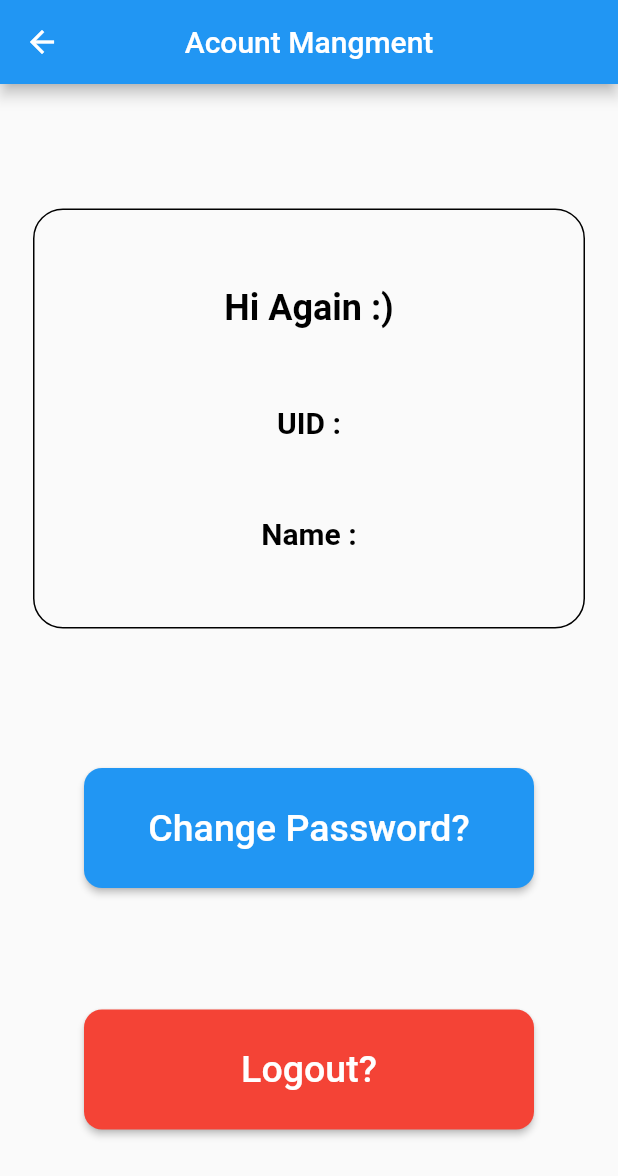
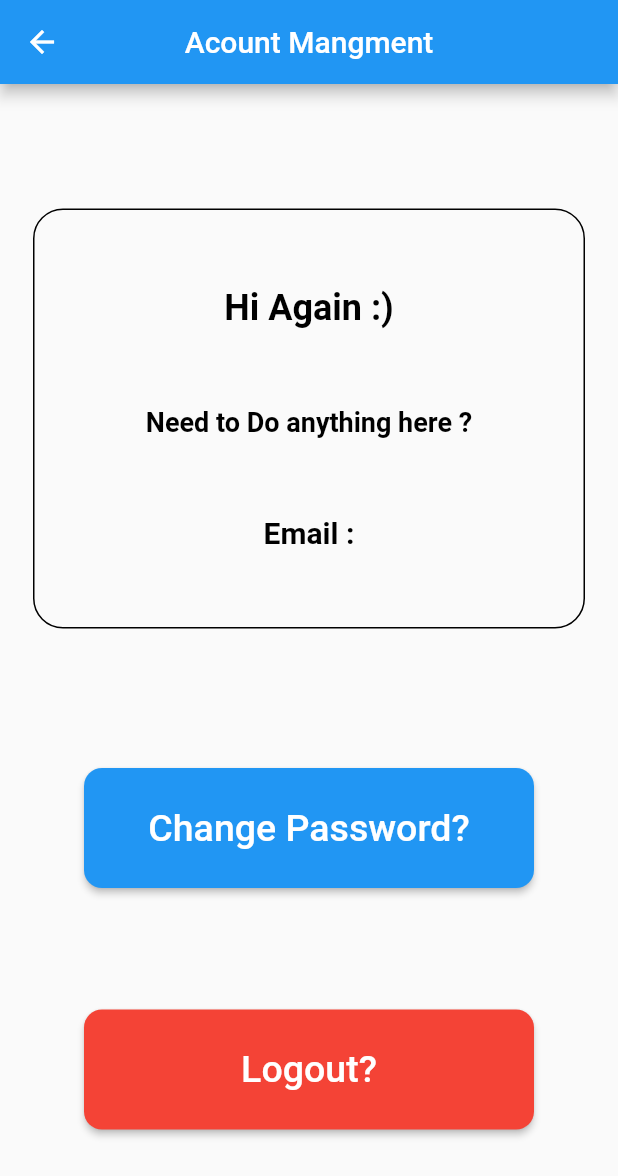
Before and after one commit to Al-Dos024/Restaurant_Project, a Flutter app: the UserAcountScreen screen opened directly, on a phone screen of 412 x 824 dp. Shown: the top 1176 px of the screen. Run offline on Flutter 3.47's test engine with Material 2 defaults, Android fonts, the phone set to English and light mode, and no system bars; our stand-ins replace cloud_firestore, firebase_auth, firebase_core, smooth_page_indicator; missing offline and left inert: awesome_icons; accounts and stored records are empty.

Commit message:
Add Snackbar to login and register

```diff
--- a/lib/2-Loginscreen.dart
+++ b/lib/2-Loginscreen.dart
@@ -141,6 +141,9 @@ class _LoginscreenState extends State<LoginScreen> {
                           );
                         }).catchError(
                           (Error) {
+                            ScaffoldMessenger.of(context).showSnackBar(SnackBar(
+                                content: Text(
+                                    "The Email or password not matching, Try again")));
                             print(Error.toString());
                             print(
                                 "---------------------Failed------------------");
--- a/lib/3-RegistarScreen.dart
+++ b/lib/3-RegistarScreen.dart
@@ -3,6 +3,8 @@
 import 'package:cloud_firestore/cloud_firestore.dart';
 import 'package:firebase_auth/firebase_auth.dart';
 import 'package:flutter/material.dart';
+
+import '4-ButtomNavBar/Layout.dart';
 
 bool showpassword = true;
 
@@ -156,6 +158,7 @@ class _Registar_screenState extends State<RegistarScreen> {
                   child: MaterialButton(
                     onPressed: () async {
                       final user = User(
+                          email: emailcontrollor.text,
                           name: namecontrollor.text,
                           age: int.parse(agecontrollor.text));
 
@@ -174,7 +177,15 @@ class _Registar_screenState extends State<RegistarScreen> {
                           print(value.user!.uid);
                           print(
                               "---------------------success------------------");
+                          Navigator.of(context).pushReplacement(
+                            MaterialPageRoute(
+                              builder: (context) => const buttomNavBar(),
+                            ),
+                          );
                         }).catchError((Error) {
+                          ScaffoldMessenger.of(context).showSnackBar(SnackBar(
+                              content: Text(
+                                  "There is an error with Email or Password, Try again")));
                           print(Error.toString());
                           print(
                               "---------------------Failed------------------");
@@ -202,7 +213,8 @@ class _Registar_screenState extends State<RegistarScreen> {
 }
 
 Future createUser(User user) async {
-  final docUser = FirebaseFirestore.instance.collection('users').doc();
+  final docUser =
+      FirebaseFirestore.instance.collection('users').doc(emailcontrollor.text);
   user.id = docUser.id;
 
   final json = user.toJson();
@@ -211,17 +223,16 @@ Future createUser(User user) async {
 
 class User {
   String id;
+  final String email;
   final String name;
   final int age;
 
   User({
     this.id = ' ',
+    required this.email,
     required this.name,
     required this.age,
   });
-  Map<String, dynamic> toJson() => {
-        'id': id,
-        'name': name,
-        'age': age,
-      };
+  Map<String, dynamic> toJson() =>
+      {'id': id, 'name': name, 'age': age, 'email': email};
 }
--- a/lib/4-ButtomNavBar/Account/UserAccount.dart
+++ b/lib/4-ButtomNavBar/Account/UserAccount.dart
@@ -38,14 +38,14 @@ class UserAcountScreen extends StatelessWidget {
                         color: Colors.black),
                   ),
                   Text(
-                    "UID :",
+                    "Need to Do anything here ?",
                     style: TextStyle(
                         fontWeight: FontWeight.bold,
-                        fontSize: 20,
+                        fontSize: 18,
                         color: Colors.black),
                   ),
                   Text(
-                    "Name :",
+                    "Email :",
                     style: TextStyle(
                         fontWeight: FontWeight.bold,
                         fontSize: 20,
```
